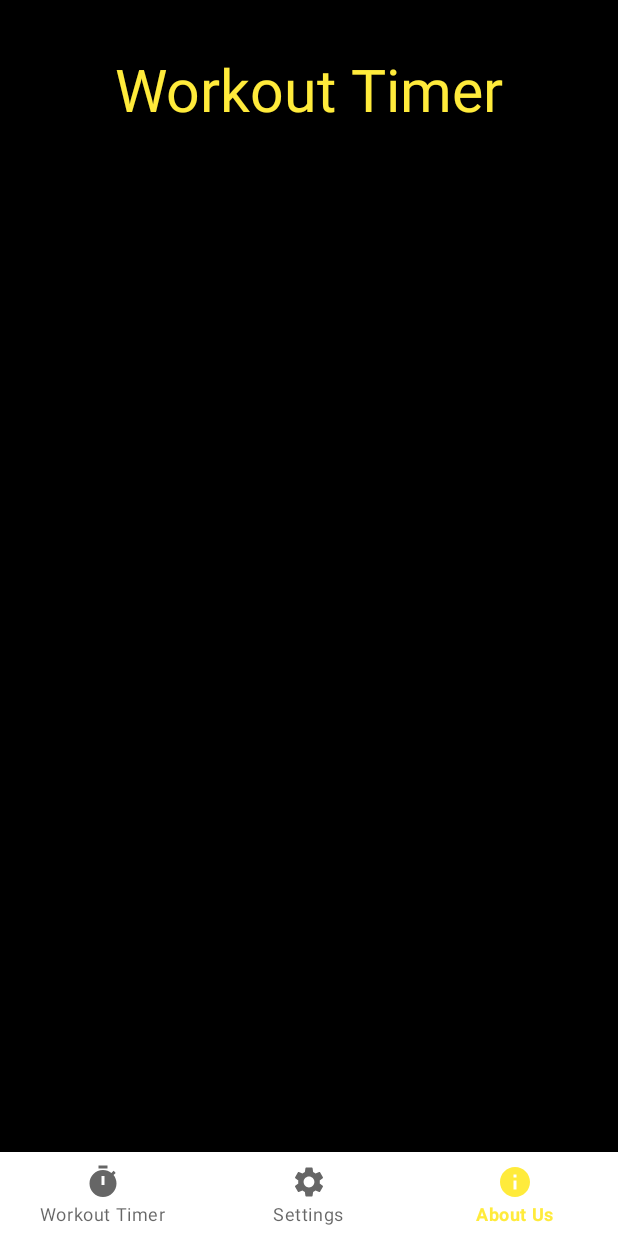
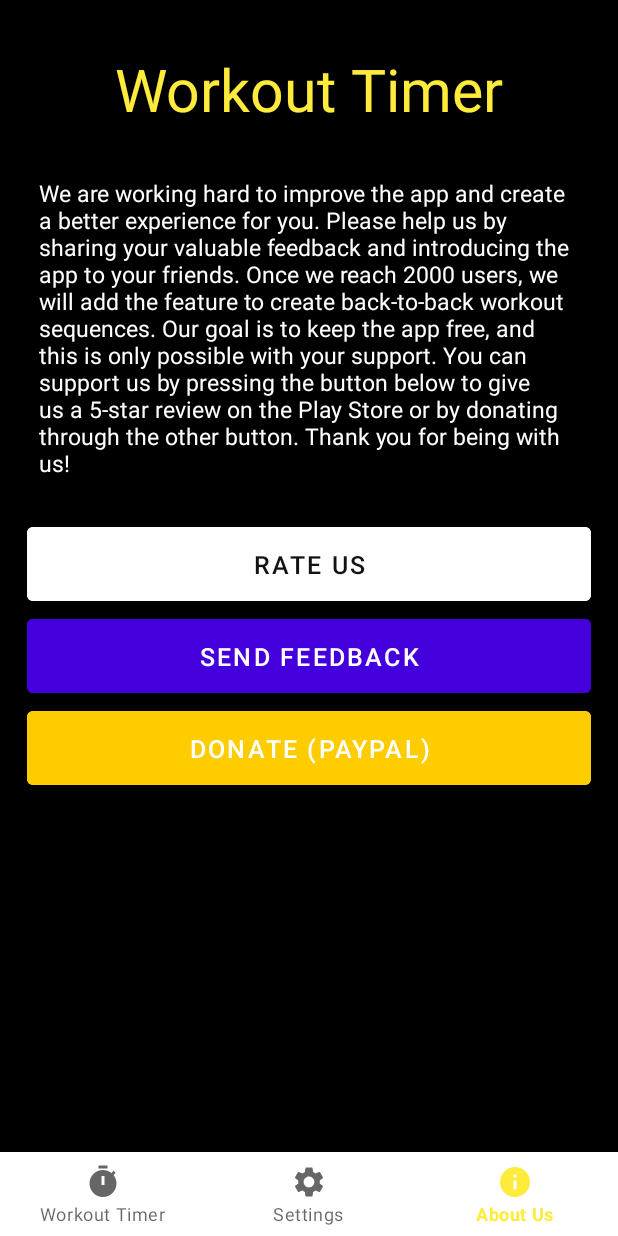
Before and after one commit to AmirNorouzpour/WorkoutTimer, an Android app: the InfoFragment screen opened through its navigation route, on a phone screen of 412 x 824 dp. Run offline under Robolectric (Android 15) with nearby library versions, the phone set to English and light mode, and no system bars; our stand-ins replace navigation-ui, sdp/ssp sizes; plain views replace JustifiedTextView; pictures from the network do not load.

Commit message:
finish info page

```diff
--- a/app/build.gradle
+++ b/app/build.gradle
@@ -44,6 +44,7 @@ dependencies {
     implementation libs.sdp
     implementation libs.grid
     implementation libs.justifiedtextview
+    implementation libs.core
 
 
     testImplementation libs.junit
--- a/app/src/main/res/layout/fragment_info.xml
+++ b/app/src/main/res/layout/fragment_info.xml
@@ -26,8 +26,53 @@
             android:layout_width="match_parent"
             android:layout_height="wrap_content"
             android:padding="@dimen/_20sdp"
-            android:text="asdasd"
+            android:text=" asdsdasd  "
+            android:textColor="@color/white"
             android:textSize="@dimen/_12sdp" />
+
+        <Button
+            android:id="@+id/rate_button"
+            android:layout_width="match_parent"
+            android:layout_height="wrap_content"
+            android:layout_marginRight="@dimen/_14sdp"
+            android:layout_marginLeft="@dimen/_14sdp"
+            android:backgroundTint="@color/white"
+            android:text="Rate Us"
+            android:textColor="@color/black"
+            android:textSize="@dimen/_13sdp"
+            android:fontFamily="sans-serif-medium"
+            android:padding="@dimen/_10sdp"
+            android:elevation="2dp" />
+
+        <Button
+            android:id="@+id/feedback_button"
+            android:layout_width="match_parent"
+            android:layout_height="wrap_content"
+            android:layout_marginRight="@dimen/_14sdp"
+            android:layout_marginLeft="@dimen/_14sdp"
+            android:backgroundTint="@color/blue"
+            android:text="Send Feedback"
+            android:textColor="@color/white"
+            android:textSize="@dimen/_13sdp"
+            android:fontFamily="sans-serif-medium"
+            android:padding="@dimen/_10sdp"
+            android:elevation="2dp" />
+
+        <Button
+            android:id="@+id/donate_button"
+            android:layout_width="match_parent"
+            android:layout_height="wrap_content"
+            android:layout_marginRight="@dimen/_14sdp"
+            android:layout_marginLeft="@dimen/_14sdp"
+            android:backgroundTint="#FFCC00"
+            android:text="Donate (PayPal)"
+            android:textColor="@color/white"
+            android:textSize="@dimen/_13sdp"
+            android:fontFamily="sans-serif-medium"
+            android:padding="@dimen/_10sdp"
+            android:elevation="2dp" />
+
+
     </LinearLayout>
 
 
--- a/gradle/libs.versions.toml
+++ b/gradle/libs.versions.toml
@@ -27,6 +27,8 @@ activity = { group = "androidx.activity", name = "activity", version.ref = "acti
 sdp ='com.intuit.sdp:sdp-android:1.1.1'
 grid = 'androidx.gridlayout:gridlayout:1.0.0'
 justifiedtextview = 'com.codesgood:justifiedtextview:1.1.0'
+core = 'com.google.android.play:core:1.10.3'
+
 
 
 [plugins]
```
Also changed, not shown: app/src/main/java/com/example/workouttimer/ui/info/InfoFragment.java (+74 -0 lines).
